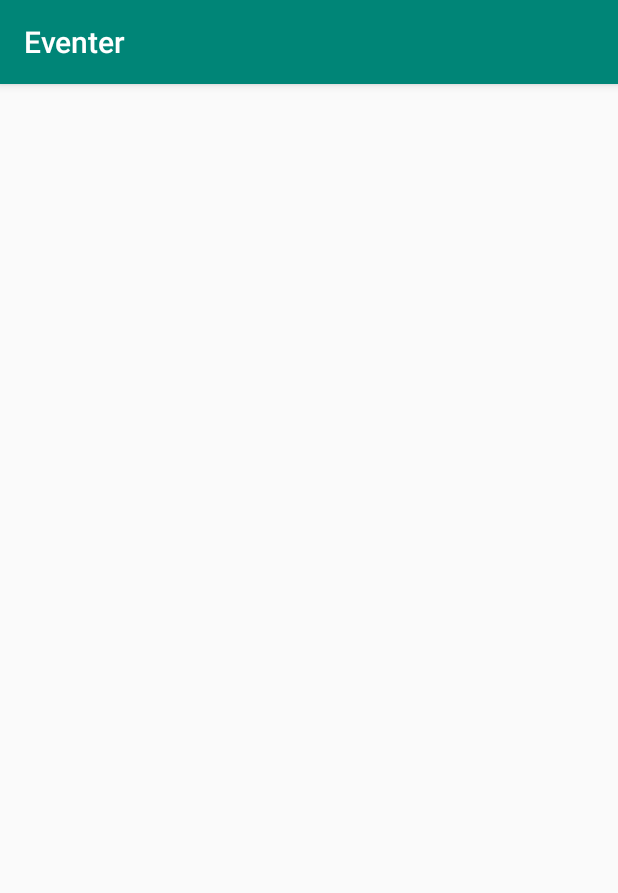
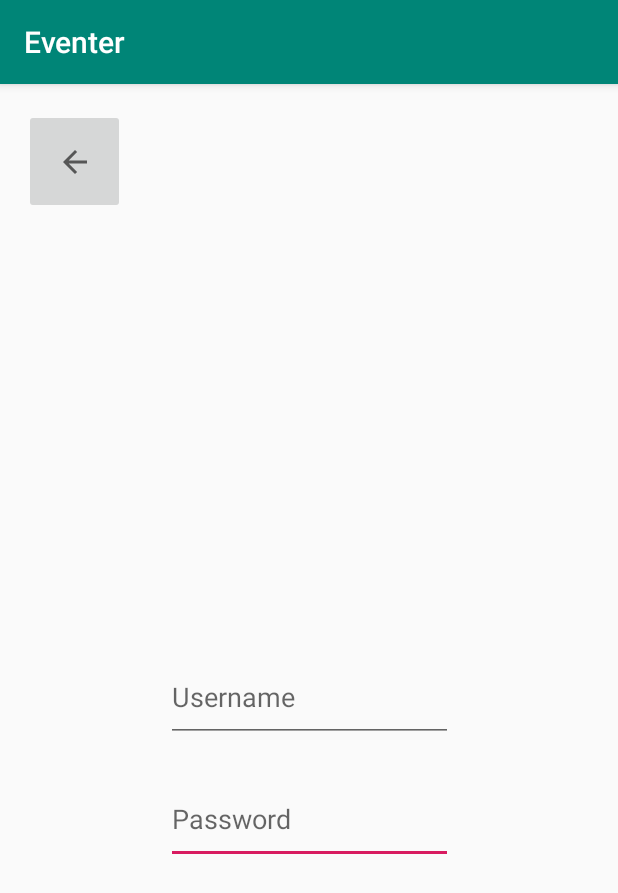
Before and after one commit to sver18ed/Eventer, an Android app: the LoginActivity screen opened directly, with no data from a screen before it, on a phone screen of 412 x 824 dp. Shown: the top 893 px of the screen. Run offline under Robolectric (Android 15) with nearby library versions, the phone set to English and light mode, and no system bars; 2 statements that could not run were skipped.

Commit message:
Login create2 - SL

```diff
--- a/app/src/main/java/com/example/eventer/LoginActivity.kt
+++ b/app/src/main/java/com/example/eventer/LoginActivity.kt
@@ -1,12 +1,19 @@
 package com.example.eventer
+
 
 import androidx.appcompat.app.AppCompatActivity
 import android.os.Bundle
+import android.widget.ImageButton
 
 class LoginActivity : AppCompatActivity() {
 
     override fun onCreate(savedInstanceState: Bundle?) {
         super.onCreate(savedInstanceState)
         setContentView(R.layout.activity_login)
+
+        val returnButton = this.findViewById<ImageButton>(R.id.return_button_login)
+        returnButton.setOnClickListener{
+            finish()
+        }
     }
 }
--- a/app/src/main/java/com/example/eventer/MainActivity.kt
+++ b/app/src/main/java/com/example/eventer/MainActivity.kt
@@ -1,8 +1,10 @@
 package com.example.eventer
 
+import android.content.Intent
 import androidx.appcompat.app.AppCompatActivity
 import android.os.Bundle
 import android.widget.ArrayAdapter
+import android.widget.Button
 import android.widget.ListView
 import com.example.eventer.models.Events
 import com.example.eventer.models.eventsRepository
@@ -20,6 +22,11 @@ class MainActivity : AppCompatActivity() {
             android.R.id.text1,
             eventsRepository.getAllEvents()
         )
+        val loginButton = this.findViewById<Button>(R.id.login_button)
+        loginButton.setOnClickListener{
+            val intent = Intent(this, LoginActivity::class.java)
+            startActivity(intent)
+        }
 
     }
 }
--- a/app/src/main/res/layout/activity_login.xml
+++ b/app/src/main/res/layout/activity_login.xml
@@ -2,8 +2,48 @@
 <androidx.constraintlayout.widget.ConstraintLayout xmlns:android="http://schemas.android.com/apk/res/android"
     xmlns:app="http://schemas.android.com/apk/res-auto"
     xmlns:tools="http://schemas.android.com/tools"
+    android:id="@+id/return_button_login"
     android:layout_width="match_parent"
     android:layout_height="match_parent"
     tools:context=".LoginActivity">
 
+    <EditText
+        android:id="@+id/password_login"
+        android:layout_width="191dp"
+        android:layout_height="59dp"
+        android:ems="10"
+        android:hint="@string/password_login"
+        android:inputType="textPassword"
+        app:layout_constraintBottom_toBottomOf="parent"
+        app:layout_constraintEnd_toEndOf="@+id/username_login"
+        app:layout_constraintStart_toStartOf="@+id/username_login"
+        app:layout_constraintTop_toTopOf="parent"
+        app:layout_constraintVertical_bias="0.65" />
+
+    <ImageButton
+        android:id="@+id/imageButton"
+        android:layout_width="67dp"
+        android:layout_height="70dp"
+        android:contentDescription="@string/return_button"
+        app:layout_constraintBottom_toBottomOf="parent"
+        app:layout_constraintEnd_toEndOf="parent"
+        app:layout_constraintHorizontal_bias="0.046"
+        app:layout_constraintStart_toStartOf="parent"
+        app:layout_constraintTop_toTopOf="parent"
+        app:layout_constraintVertical_bias="0.024"
+        app:srcCompat="?attr/homeAsUpIndicator" />
+
+    <EditText
+        android:id="@+id/username_login"
+        android:layout_width="191dp"
+        android:layout_height="59dp"
+        android:ems="10"
+        android:hint="@string/user_login"
+        android:inputType="textPersonName"
+        app:layout_constraintBottom_toBottomOf="parent"
+        app:layout_constraintEnd_toEndOf="parent"
+        app:layout_constraintStart_toStartOf="parent"
+        app:layout_constraintTop_toTopOf="parent"
+        app:layout_constraintVertical_bias="0.535" />
+
 </androidx.constraintlayout.widget.ConstraintLayout>
--- a/app/src/main/res/layout/activity_main.xml
+++ b/app/src/main/res/layout/activity_main.xml
@@ -7,7 +7,7 @@
     tools:context=".MainActivity">
 
     <Button
-        android:id="@+id/login"
+        android:id="@+id/login_button"
         android:layout_width="wrap_content"
         android:layout_height="wrap_content"
         android:text="@string/login"
@@ -23,7 +23,7 @@
         android:textSize="30sp"
         app:layout_constraintLeft_toLeftOf="parent"
         app:layout_constraintRight_toRightOf="parent"
-        app:layout_constraintTop_toBottomOf="@id/login" />
+        app:layout_constraintTop_toBottomOf="@id/login_button" />
 
     <ListView
         android:layout_width="match_parent"
--- a/app/src/main/res/values/strings.xml
+++ b/app/src/main/res/values/strings.xml
@@ -3,6 +3,9 @@
     <string name="upcoming_events">Upcoming Events</string>
     <string name="create">Create</string>
     <string name="login">Login</string>
+    <string name="return_button">Return to previous activity</string>
+    <string name="user_login">Username</string>
+    <string name="password_login">Password</string>
     <string name="join_button">Join</string>
     <string name="edit_button">Edit</string>
     <string name="save">Save</string>
```
